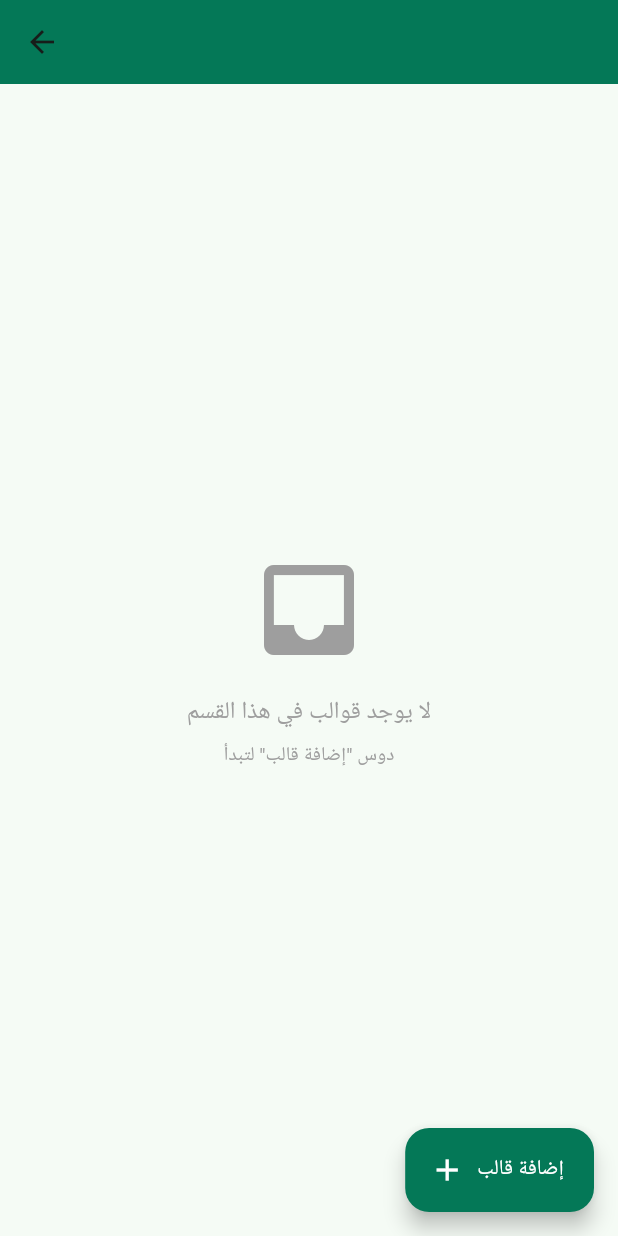
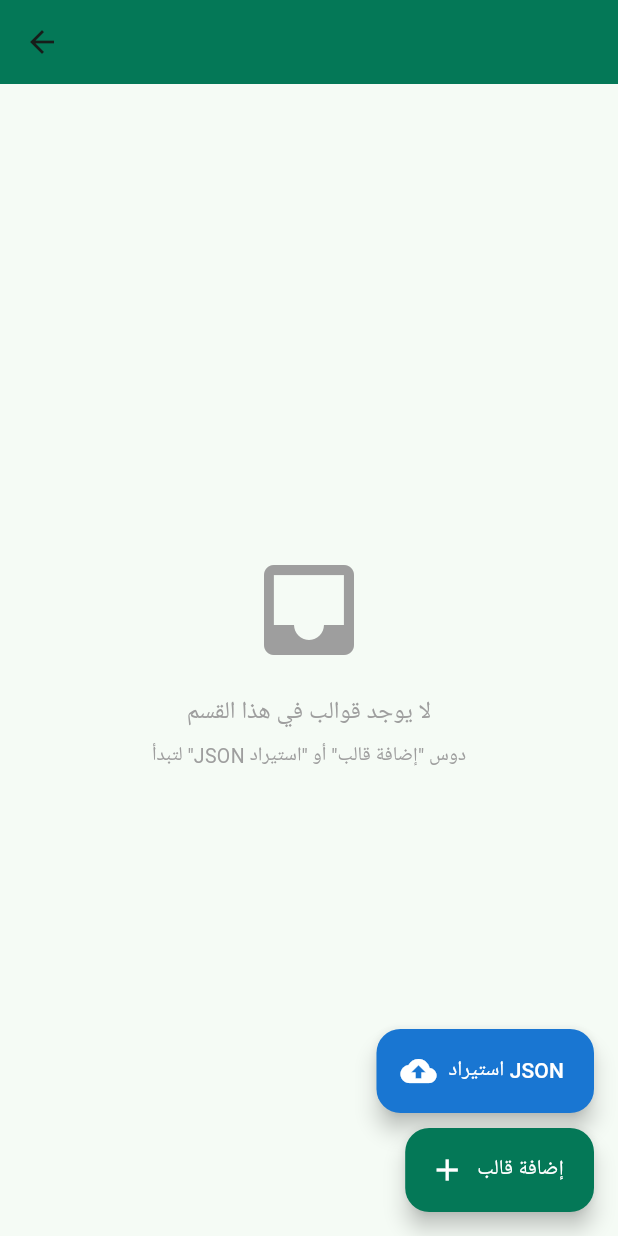
Before and after one commit to 3linaser5-spec/agri-app, a Flutter app: the SectionTemplatesScreen screen opened directly with empty values, on a phone screen of 412 x 824 dp. Run offline on Flutter 3.47's test engine with Material 3 defaults, Android fonts, the phone set to English and light mode, and no system bars; our stand-ins replace cloud_firestore, connectivity_plus, dio, firebase_auth, firebase_core, firebase_messaging and 11 more; missing offline and left inert: firebase_app_check; accounts and stored records are empty; network calls fail; Roboto replaces fonts that are missing (Cairo).

Commit message:
Add JSON import button to admin panel
Added a new button for JSON import functionality alongside the existing template editor button in the admin panel.

```diff
--- a/lib/screens/admin/admin_panel_screen.dart
+++ b/lib/screens/admin/admin_panel_screen.dart
@@ -2,6 +2,7 @@ import 'package:flutter/material.dart';
 import '../../models/calculator_models.dart';
 import '../../services/calculator_service.dart';
 import 'template_editor_screen.dart';
+import 'json_import_screen.dart';
 
 // ================== لوحة الأدمن الرئيسية ==================
 class AdminPanelScreen extends StatefulWidget {
@@ -46,7 +47,6 @@ class _AdminPanelScreenState extends State<AdminPanelScreen> {
             : ListView(
                 padding: const EdgeInsets.all(16),
                 children: [
-                  // بانر ترحيبي
                   Container(
                     padding: const EdgeInsets.all(16),
                     decoration: BoxDecoration(
@@ -183,7 +183,29 @@ class _SectionTemplatesScreenState extends State<SectionTemplatesScreen> {
             style: const TextStyle(color: Colors.white)),
         backgroundColor: const Color(0xFF047857),
       ),
-      floatingActionButton: FloatingActionButton.extended(
+      floatingActionButton: Column(
+        mainAxisSize: MainAxisSize.min,
+        crossAxisAlignment: CrossAxisAlignment.end,
+        children: [
+          FloatingActionButton.extended(
+            heroTag: 'json_import',
+            onPressed: () async {
+              await Navigator.push(
+                context,
+                MaterialPageRoute(
+                  builder: (_) => JsonImportScreen(section: widget.section),
+                ),
+              );
+              _loadTemplates();
+            },
+            backgroundColor: Colors.blue.shade700,
+            icon: const Icon(Icons.cloud_upload, color: Colors.white),
+            label: const Text('استيراد JSON',
+                style: TextStyle(color: Colors.white)),
+          ),
+          const SizedBox(height: 10),
+          FloatingActionButton.extended(
+            heroTag: 'add_template',
             onPressed: () async {
               await Navigator.push(
                 context,
@@ -198,7 +220,10 @@ class _SectionTemplatesScreenState extends State<SectionTemplatesScreen> {
             },
             backgroundColor: const Color(0xFF047857),
             icon: const Icon(Icons.add, color: Colors.white),
-        label: const Text('إضافة قالب', style: TextStyle(color: Colors.white)),
+            label: const Text('إضافة قالب',
+                style: TextStyle(color: Colors.white)),
+          ),
+        ],
       ),
       body: Directionality(
         textDirection: TextDirection.rtl,
@@ -215,7 +240,7 @@ class _SectionTemplatesScreenState extends State<SectionTemplatesScreen> {
                             style:
                                 TextStyle(fontSize: 16, color: Colors.grey)),
                         SizedBox(height: 8),
-                        Text('دوس "إضافة قالب" لتبدأ',
+                        Text('دوس "إضافة قالب" أو "استيراد JSON" لتبدأ',
                             style:
                                 TextStyle(fontSize: 13, color: Colors.grey)),
                       ],
```
Lines whose indentation alone changed are shown as unchanged.
